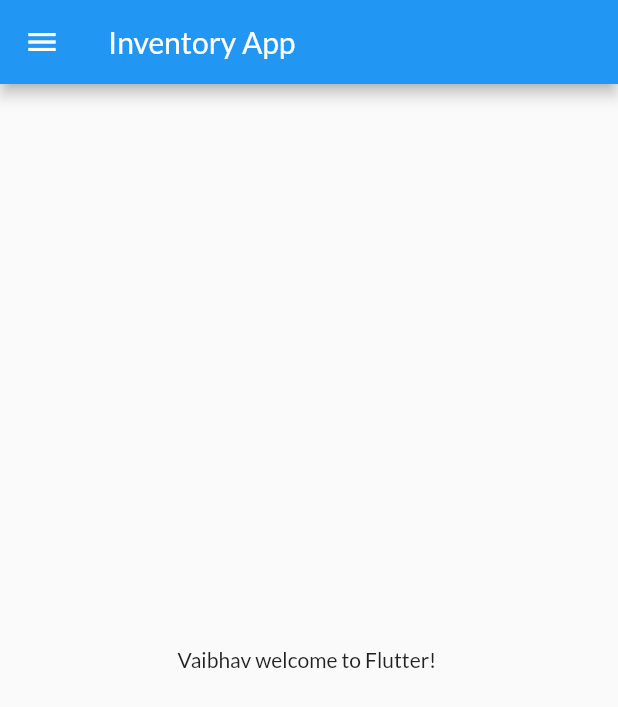
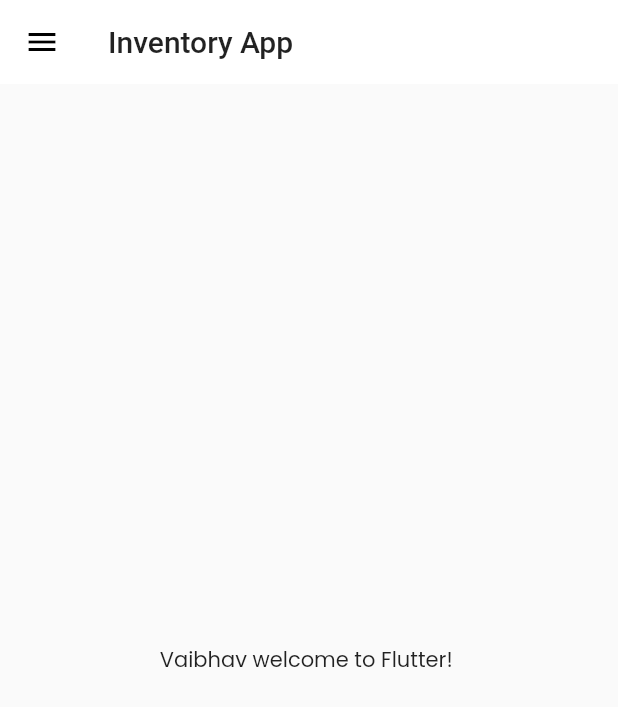
Before and after one commit to vibuverma/flutter-demo-application, a Flutter app: the screen it shows after launch, on a phone screen of 412 x 824 dp. Shown: the top 707 px of the screen. Run offline on Flutter 3.47's test engine with Material 2 defaults, Android fonts, the light colour scheme and no system bars; our stand-ins replace google_fonts.

Commit message:
app bar theme change

```diff
--- a/lib/main.dart
+++ b/lib/main.dart
@@ -18,8 +18,14 @@ class MyApp extends StatelessWidget {
       themeMode: ThemeMode.light,
       theme: ThemeData(
         primarySwatch: Colors.blue,
-        fontFamily: GoogleFonts.lato().fontFamily,
+        fontFamily: GoogleFonts.poppins().fontFamily,
         primaryTextTheme: GoogleFonts.latoTextTheme(),
+        appBarTheme: AppBarTheme(
+          color: Colors.white,
+          elevation: 0,
+          iconTheme: IconThemeData(color: Colors.black),
+          titleTextStyle: Theme.of(context).textTheme.headline6,
+        ),
         visualDensity: VisualDensity.adaptivePlatformDensity,
       ),
       darkTheme: ThemeData(
```
Also changed, not shown: lib/widgets/themes.dart (added).
